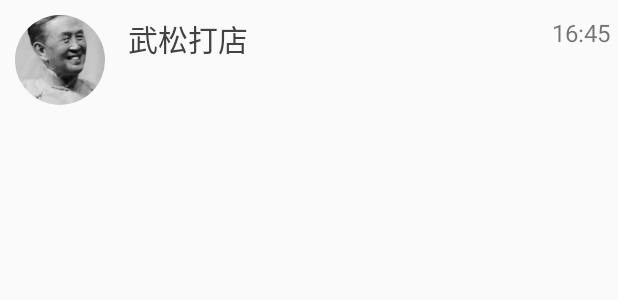
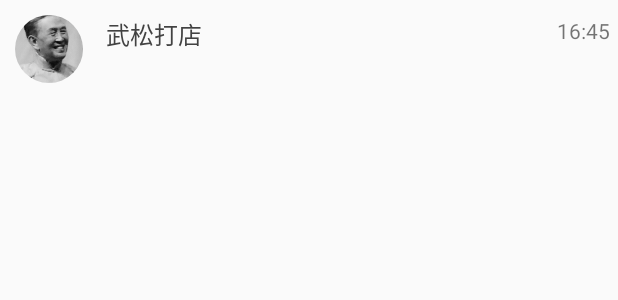
Before and after one commit to j704794464/HappyListen, an Android app: the layout sound_item.xml on its own in the app's theme, with its tools: preview values and no code run, on a phone screen of 412 x 824 dp. Shown: the top 300 px of the screen. Run offline under Robolectric (Android 15) with nearby library versions, the phone set to English and light mode, and no system bars.

Commit message:
8.31 update 2

```diff
--- a/app/src/main/java/com/example/doublefengshan/happylisten/Sounds.java
+++ b/app/src/main/java/com/example/doublefengshan/happylisten/Sounds.java
@@ -64,7 +64,10 @@ public class Sounds extends BaseActivity {
         Glide.with(MyApplication.getContext()).load(new File(ImagePath)).into(album_image);
     }
     private void initRecycleView(){
-        initSounds();
+        for (int i=0;i<=10;i++){
+            initSounds();
+        }
+
         recyclerView=(RecyclerView)findViewById(R.id.sound_item_recycle);
         LinearLayoutManager layoutManager=new LinearLayoutManager(this);
         layoutManager.setOrientation(LinearLayoutManager.VERTICAL);
--- a/app/src/main/java/com/example/doublefengshan/happylisten/self_class/DividerItemDecoration.java
+++ b/app/src/main/java/com/example/doublefengshan/happylisten/self_class/DividerItemDecoration.java
@@ -43,7 +43,7 @@ public class DividerItemDecoration extends RecyclerView.ItemDecoration {
         }
         mItemSize=(int) TypedValue.applyDimension(mItemSize,TypedValue.COMPLEX_UNIT_DIP,context.getResources().getDisplayMetrics());
         mPaint=new Paint(Paint.ANTI_ALIAS_FLAG);
-        mPaint.setColor(Color.GRAY);
+        mPaint.setColor(Color.WHITE);
         /*设置填充*/
         mPaint.setStyle(Paint.Style.FILL);
     }
--- a/app/src/main/res/layout/sound_item.xml
+++ b/app/src/main/res/layout/sound_item.xml
@@ -9,8 +9,8 @@
         android:layout_height="wrap_content">
         <de.hdodenhof.circleimageview.CircleImageView
             android:id="@+id/sound_item_image"
-            android:layout_width="60dp"
-            android:layout_height="60dp"
+            android:layout_width="45dp"
+            android:layout_height="45dp"
             android:src="@drawable/wfs"
             android:layout_margin="10dp"
             android:layout_centerInParent="true"
@@ -27,7 +27,7 @@
                 android:layout_alignParentLeft="true"
                 android:layout_alignParentTop="true"
                 android:layout_margin="5dp"
-                android:textSize="20sp"
+                android:textSize="16sp"
                 android:textColor="#424242"
                 android:text="武松打店"
                 />
@@ -38,7 +38,7 @@
                 android:layout_alignParentRight="true"
                 android:layout_alignParentTop="true"
                 android:layout_margin="5dp"
-                android:textSize="16sp"
+                android:textSize="14sp"
                 android:text="16:45" />
         </RelativeLayout>
     </LinearLayout>
```
Also changed, not shown: app/src/main/java/com/example/doublefengshan/happylisten/Player.java (added, +8 -0 lines).
